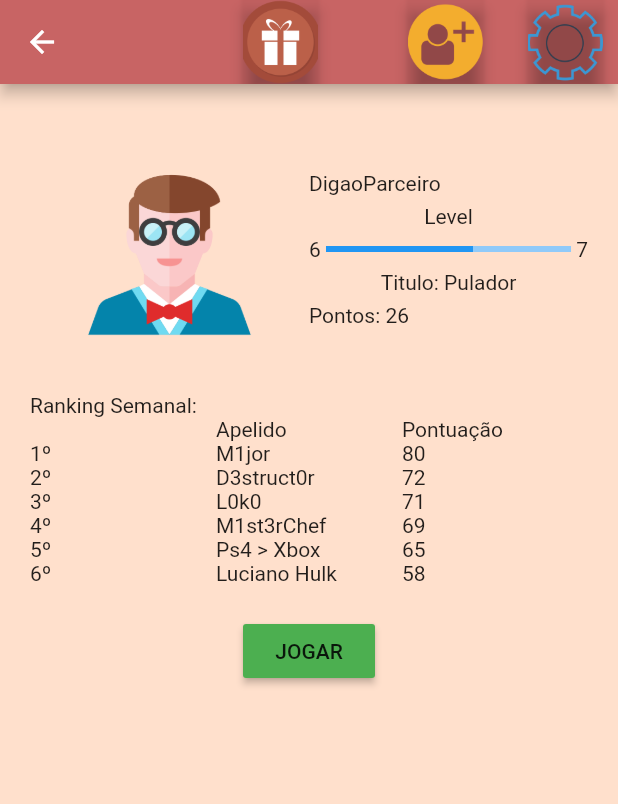
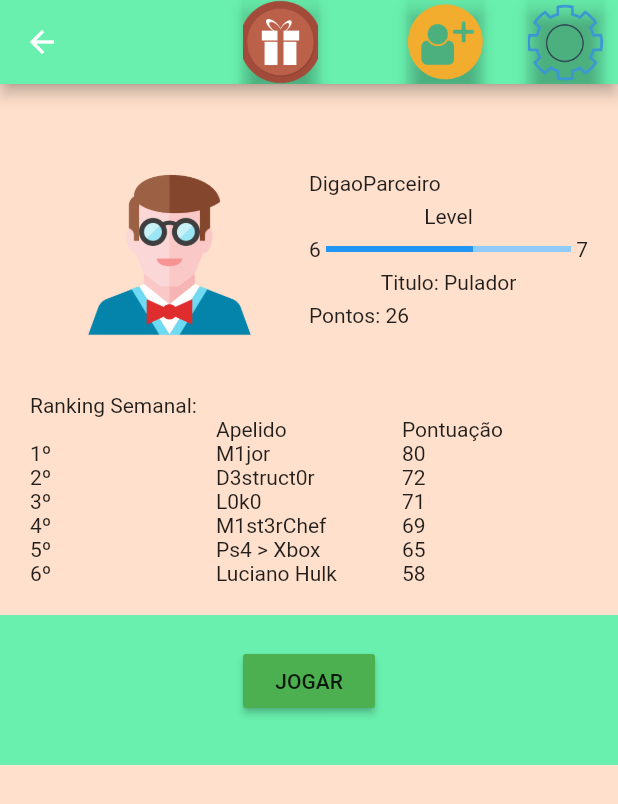
Before and after one commit to Anzell/prototipoCorridadS, a Flutter app: the InicialPage screen opened directly, on a phone screen of 412 x 824 dp. Shown: the top 804 px of the screen. Run offline on Flutter 3.47's test engine with Material 2 defaults, Android fonts, the light colour scheme and no system bars.

Commit message:
tela inicio 2

```diff
--- /dev/null
+++ b/corrida_de_saco_prototipe/lib/Global.dart
@@ -0,0 +1,10 @@
+import 'package:flutter/material.dart';
+
+/*
+* SINGLETON - VER O LINK ABAIXO PARA ENTENDER COMO FUNCIONA SINGLETON EM DART
+* https://stackoverflow.com/questions/12649573/how-do-you-build-a-singleton-in-dart
+* */
+class PreferenciasDoUsuarioSingleton{
+  static Color COR_TEMA = Colors.greenAccent;
+  static bool COM_SOM = true;
+}
--- a/corrida_de_saco_prototipe/lib/screens/inicial.dart
+++ b/corrida_de_saco_prototipe/lib/screens/inicial.dart
@@ -22,7 +22,7 @@ class BotaoCor extends Container {
                 Navigator.of(state.context, rootNavigator: true)
                     .pop("temadialog");
                 state.setState(() {
-                  CoresDoAplicativoSingleton().COR_TEMA = cor;
+                  PreferenciasDoUsuarioSingleton.COR_TEMA = cor;
                 });
               },
               backgroundColor: cor,
@@ -49,9 +49,9 @@ class _InicialPageState extends State<InicialPage> {
     return Container(
         child: Scaffold(
       appBar: AppBar(
-          backgroundColor: CoresDoAplicativoSingleton().COR_TEMA,
+          backgroundColor: PreferenciasDoUsuarioSingleton.COR_TEMA,
           actions: <Widget>[
-            IconeNoTopo(
+            Icone(
               'assets/gift_iconfinder_7_2185392.png',
               () {
                 print("Clicou gift");
@@ -60,13 +60,13 @@ class _InicialPageState extends State<InicialPage> {
             Container(
               width: 60,
             ),
-            IconeNoTopo('assets/add_user_iconfinder_1902270.png', () {
+            Icone('assets/add_user_iconfinder_1902270.png', () {
               print("Clicou add user");
             }),
             Container(
               width: 30,
             ),
-            IconeNoTopo('assets/options_iconfinder_free-14_463013.png', () {
+            Icone('assets/options_iconfinder_free-14_463013.png', () {
               showDialog(
                   context: context,
                   builder: (BuildContext context) {
@@ -76,27 +76,57 @@ class _InicialPageState extends State<InicialPage> {
                       title: new Text("Tema"),
                       actions: <Widget>[
                         Column(
+                          crossAxisAlignment: CrossAxisAlignment.start,
+                          children: <Widget>[
+                            Row(
                               children: <Widget>[
                                 BotaoCor(_state, dialog, Colors.red),
                                 BotaoCor(_state, dialog, Colors.blue),
-                            BotaoCor(_state, dialog, Colors.green),
                                 BotaoCor(_state, dialog, Colors.yellow),
                               ],
                             ),
-                        Column(
+                            Row(
                               children: <Widget>[
                                 BotaoCor(_state, dialog, Colors.amber),
                                 BotaoCor(_state, dialog, Colors.black),
                                 BotaoCor(_state, dialog, Colors.black12),
-                            BotaoCor(_state, dialog, Colors.deepOrange),
                               ],
                             ),
-                        Column(
+                            Row(
                               children: <Widget>[
                                 BotaoCor(_state, dialog, Colors.lime),
                                 BotaoCor(_state, dialog, Colors.orange),
                                 BotaoCor(_state, dialog, Colors.pinkAccent),
+                              ],
+                            ),
+                            Row(
+                              children: <Widget>[
                                 BotaoCor(_state, dialog, Colors.blueGrey),
+                                BotaoCor(_state, dialog, Colors.deepOrange),
+                                BotaoCor(_state, dialog, Colors.green),
+                              ],
+                            ),
+                            Row(
+                              children: <Widget>[
+                                Icone(
+                                    "assets/iconfinder_speaker_1054973.png", (){
+
+                                    }
+                                ),
+                                Container(
+                                  width: 6,
+                                  height: 2,
+                                ),
+                                Switch(
+                                  value: PreferenciasDoUsuarioSingleton.COM_SOM,
+                                  onChanged: (enabled){
+                                    setState(() {
+                                      PreferenciasDoUsuarioSingleton.COM_SOM = enabled;
+                                    });
+                                  }
+                                )
+                              ],
+                            )
                           ],
                         )
                       ],
@@ -235,16 +265,19 @@ class _InicialPageState extends State<InicialPage> {
             Stack(
               children: <Widget>[
                 Container(
-                  width: 1000,
-                  height: 1000,
-                  color: CoresDoAplicativoSingleton().COR_TEMA,
+                  width: MediaQuery.of(context).size.width,
+                  height: 100,
+                  color: PreferenciasDoUsuarioSingleton.COR_TEMA,
                 ),
-                Align(
+                Padding(
+                  padding: EdgeInsets.only(top: 20),
+                  child: Align(
                     child: RaisedButton(
                         child: Text("JOGAR"),
                         color: Colors.green,
                         onPressed: () {}),
                     alignment: Alignment.center,
+                  ),
                 )
               ],
             )
@@ -255,8 +288,8 @@ class _InicialPageState extends State<InicialPage> {
   }
 }
 
-class IconeNoTopo extends Material {
-  IconeNoTopo(String path, GestureTapCallback quandoClicar)
+class Icone extends Material {
+  Icone(String path, GestureTapCallback quandoClicar)
       : super(
           elevation: 4.0,
           color: Colors.transparent,
--- a/corrida_de_saco_prototipe/pubspec.yaml
+++ b/corrida_de_saco_prototipe/pubspec.yaml
@@ -47,6 +47,7 @@ flutter:
       - assets/options_iconfinder_free-14_463013.png
       - assets/gift_iconfinder_7_2185392.png
       - assets/homem_iconfinder_Man-14_379487.png
+      - assets/iconfinder_speaker_1054973.png
   #  - images/a_dot_burr.jpeg
   #  - images/a_dot_ham.jpeg
 
```
Lines whose indentation alone changed are shown as unchanged.
